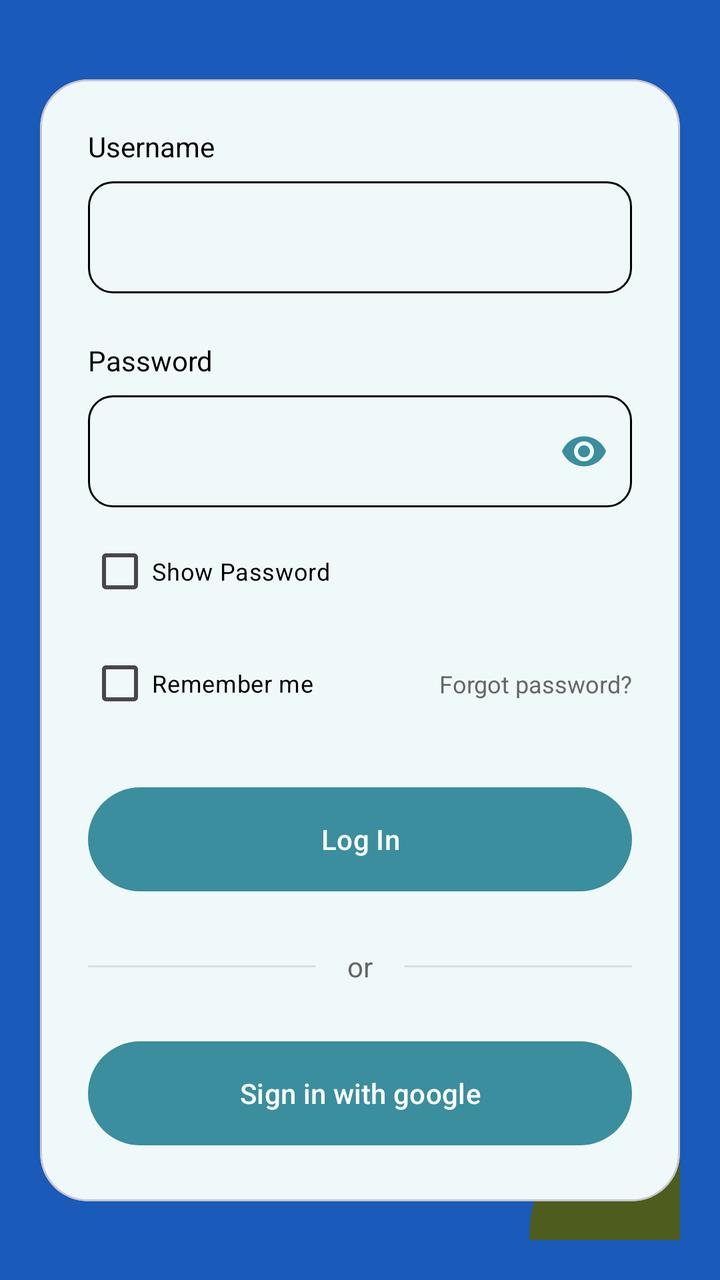
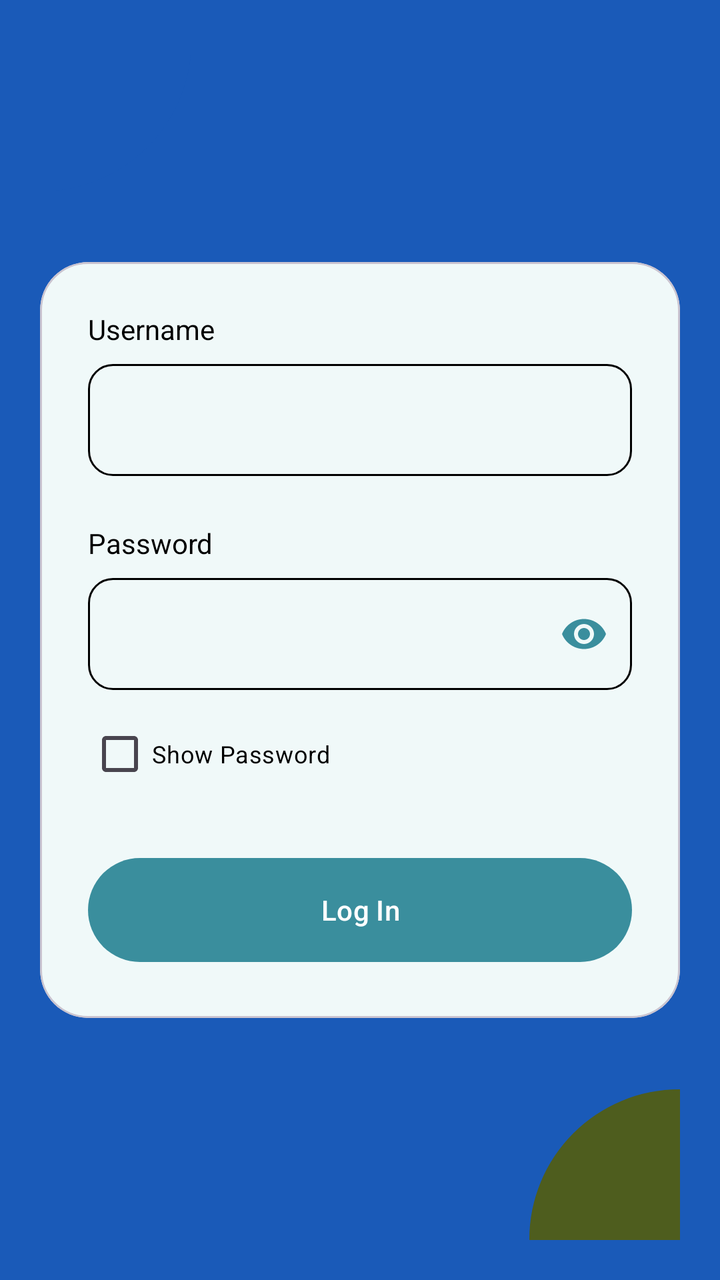

Before-and-after screenshots of an Android layout around one commit, followed by the original layout XML and the change that was made.
<!-- AndroidManifest.xml: application theme Theme.PharmaFind -->
<!-- res/layout/dialog_login.xml -->
<?xml version="1.0" encoding="utf-8"?>
<androidx.constraintlayout.widget.ConstraintLayout xmlns:android="http://schemas.android.com/apk/res/android"
    xmlns:app="http://schemas.android.com/apk/res-auto"
    android:layout_width="match_parent"
    android:layout_height="wrap_content"
    android:background="@color/primary_dark"
    android:padding="20dp">

    
    <View
        android:layout_width="150dp"
        android:layout_height="150dp"
        android:background="@drawable/circle_background"
        android:backgroundTint="#1A5AB8"
        android:layout_marginTop="-75dp"
        android:layout_marginStart="-75dp"
        app:layout_constraintTop_toTopOf="parent"
        app:layout_constraintStart_toStartOf="parent" />

    <View
        android:layout_width="150dp"
        android:layout_height="150dp"
        android:background="@drawable/circle_background"
        android:backgroundTint="#4E5D1E"
        android:layout_marginBottom="-75dp"
        android:layout_marginEnd="-75dp"
        app:layout_constraintBottom_toBottomOf="parent"
        app:layout_constraintEnd_toEndOf="parent" />

    <com.google.android.material.card.MaterialCardView
        android:layout_width="match_parent"
        android:layout_height="wrap_content"
        app:cardCornerRadius="24dp"
        app:cardElevation="0dp"
        app:cardBackgroundColor="#F0F9F9"
        app:layout_constraintTop_toTopOf="parent"
        app:layout_constraintBottom_toBottomOf="parent">

        <androidx.constraintlayout.widget.ConstraintLayout
            android:layout_width="match_parent"
            android:layout_height="wrap_content"
            android:padding="24dp">

            <TextView
                android:id="@+id/tvUsernameLabel"
                android:layout_width="wrap_content"
                android:layout_height="wrap_content"
                android:text="@string/username"
                android:textColor="@color/black"
                android:textSize="14sp"
                app:layout_constraintStart_toStartOf="parent"
                app:layout_constraintTop_toTopOf="parent" />

            <EditText
                android:id="@+id/etUsername"
                android:layout_width="match_parent"
                android:layout_height="56dp"
                android:layout_marginTop="8dp"
                android:background="@drawable/edittext_background"
                android:inputType="textPersonName"
                android:textColor="@color/black"
                android:paddingHorizontal="16dp"
                app:layout_constraintTop_toBottomOf="@id/tvUsernameLabel" />

            <TextView
                android:id="@+id/tvPasswordLabel"
                android:layout_width="wrap_content"
                android:layout_height="wrap_content"
                android:layout_marginTop="24dp"
                android:text="@string/password"
                android:textColor="@color/black"
                android:textSize="14sp"
                app:layout_constraintStart_toStartOf="parent"
                app:layout_constraintTop_toBottomOf="@id/etUsername" />

            <com.google.android.material.textfield.TextInputLayout
                android:id="@+id/tilPassword"
                android:layout_width="match_parent"
                android:layout_height="wrap_content"
                android:layout_marginTop="8dp"
                app:endIconMode="password_toggle"
                app:endIconTint="@color/primary_teal"
                app:hintEnabled="false"
                app:layout_constraintTop_toBottomOf="@id/tvPasswordLabel">

                <com.google.android.material.textfield.TextInputEditText
                    android:id="@+id/etPassword"
                    android:layout_width="match_parent"
                    android:layout_height="56dp"
                    android:background="@drawable/edittext_background"
                    android:inputType="textPassword"
                    android:paddingHorizontal="16dp"
                    android:textColor="@color/black" />
            </com.google.android.material.textfield.TextInputLayout>

            <CheckBox
                android:id="@+id/cbShowPassword"
                android:layout_width="wrap_content"
                android:layout_height="wrap_content"
                android:layout_marginTop="8dp"
                android:text="Show Password"
                android:textColor="@color/black"
                android:textSize="12sp"
                app:layout_constraintStart_toStartOf="parent"
                app:layout_constraintTop_toBottomOf="@id/tilPassword" />

            <CheckBox
                android:id="@+id/cbRememberMe"
                android:layout_width="wrap_content"
                android:layout_height="wrap_content"
                android:layout_marginTop="8dp"
                android:text="@string/remember_me"
                android:textColor="@color/black"
                android:textSize="12sp"
                app:layout_constraintStart_toStartOf="parent"
                app:layout_constraintTop_toBottomOf="@id/cbShowPassword" />

            <TextView
                android:id="@+id/tvForgotPassword"
                android:layout_width="wrap_content"
                android:layout_height="wrap_content"
                android:text="@string/forgot_password"
                android:textColor="@color/text_gray"
                android:textSize="12sp"
                app:layout_constraintBottom_toBottomOf="@id/cbRememberMe"
                app:layout_constraintEnd_toEndOf="parent"
                app:layout_constraintTop_toTopOf="@id/cbRememberMe" />

            <com.google.android.material.button.MaterialButton
                android:id="@+id/btnLoginSubmit"
                android:layout_width="match_parent"
                android:layout_height="60dp"
                android:layout_marginTop="24dp"
                android:text="@string/log_in"
                android:textAllCaps="false"
                app:cornerRadius="30dp"
                app:backgroundTint="@color/primary_teal"
                app:layout_constraintTop_toBottomOf="@id/cbRememberMe" />

            <View
                android:id="@+id/vDividerLeft"
                android:layout_width="0dp"
                android:layout_height="1dp"
                android:background="@color/divider_color"
                android:layout_marginEnd="16dp"
                app:layout_constraintBottom_toBottomOf="@id/tvOr"
                app:layout_constraintEnd_toStartOf="@id/tvOr"
                app:layout_constraintStart_toStartOf="parent"
                app:layout_constraintTop_toTopOf="@id/tvOr" />

            <TextView
                android:id="@+id/tvOr"
                android:layout_width="wrap_content"
                android:layout_height="wrap_content"
                android:layout_marginTop="24dp"
                android:text="@string/or"
                android:textColor="@color/text_gray"
                app:layout_constraintEnd_toEndOf="parent"
                app:layout_constraintStart_toStartOf="parent"
                app:layout_constraintTop_toBottomOf="@id/btnLoginSubmit" />

            <View
                android:id="@+id/vDividerRight"
                android:layout_width="0dp"
                android:layout_height="1dp"
                android:background="@color/divider_color"
                android:layout_marginStart="16dp"
                app:layout_constraintBottom_toBottomOf="@id/tvOr"
                app:layout_constraintEnd_toEndOf="parent"
                app:layout_constraintStart_toEndOf="@id/tvOr"
                app:layout_constraintTop_toTopOf="@id/tvOr" />

            <com.google.android.material.button.MaterialButton
                android:id="@+id/btnGoogleSignIn"
                android:layout_width="match_parent"
                android:layout_height="60dp"
                android:layout_marginTop="24dp"
                android:text="@string/sign_in_with_google"
                android:textAllCaps="false"
                app:cornerRadius="30dp"
                app:backgroundTint="@color/primary_teal"
                app:layout_constraintTop_toBottomOf="@id/tvOr" />

        </androidx.constraintlayout.widget.ConstraintLayout>
    </com.google.android.material.card.MaterialCardView>

</androidx.constraintlayout.widget.ConstraintLayout>
<!-- resources referenced by this layout -->
<resources>
  <color name="black">#FF000000</color>
  <color name="divider_color">#DDDDDD</color>
  <color name="primary_dark">#1A5AB8</color>
  <color name="primary_teal">#3A8E9D</color>
  <color name="text_gray">#666666</color>
  <!-- drawable circle_background (drawable) -->
  <?xml version="1.0" encoding="utf-8"?>
  <shape xmlns:android="http://schemas.android.com/apk/res/android"
      android:shape="oval">
      <solid android:color="#A0D8D8" />
  </shape>
  <!-- drawable edittext_background (drawable) -->
  <?xml version="1.0" encoding="utf-8"?>
  <shape xmlns:android="http://schemas.android.com/apk/res/android">
      <corners android:radius="12dp" />
      <stroke android:width="1dp" android:color="#000000" />
      <solid android:color="@android:color/transparent" />
  </shape>
  <string name="forgot_password">Forgot password?</string>
  <string name="log_in">Log In</string>
  <string name="or">or</string>
  <string name="password">Password</string>
  <string name="remember_me">Remember me</string>
  <string name="sign_in_with_google">Sign in with google</string>
  <string name="username">Username</string>
  <style name="Theme.PharmaFind" parent="Base.Theme.PharmaFind" />
  <style name="Base.Theme.PharmaFind" parent="Theme.Material3.DayNight.NoActionBar">
          
          
      </style>
</resources>

<!-- the commit's change to res/layout/dialog_login.xml (unified diff, before → after) -->
@@ -104,28 +104,6 @@
                 app:layout_constraintStart_toStartOf="parent"
                 app:layout_constraintTop_toBottomOf="@id/tilPassword" />
 
-            <CheckBox
-                android:id="@+id/cbRememberMe"
-                android:layout_width="wrap_content"
-                android:layout_height="wrap_content"
-                android:layout_marginTop="8dp"
-                android:text="@string/remember_me"
-                android:textColor="@color/black"
-                android:textSize="12sp"
-                app:layout_constraintStart_toStartOf="parent"
-                app:layout_constraintTop_toBottomOf="@id/cbShowPassword" />
-
-            <TextView
-                android:id="@+id/tvForgotPassword"
-                android:layout_width="wrap_content"
-                android:layout_height="wrap_content"
-                android:text="@string/forgot_password"
-                android:textColor="@color/text_gray"
-                android:textSize="12sp"
-                app:layout_constraintBottom_toBottomOf="@id/cbRememberMe"
-                app:layout_constraintEnd_toEndOf="parent"
-                app:layout_constraintTop_toTopOf="@id/cbRememberMe" />
-
             <com.google.android.material.button.MaterialButton
                 android:id="@+id/btnLoginSubmit"
                 android:layout_width="match_parent"
@@ -135,51 +113,7 @@
                 android:textAllCaps="false"
                 app:cornerRadius="30dp"
                 app:backgroundTint="@color/primary_teal"
-                app:layout_constraintTop_toBottomOf="@id/cbRememberMe" />
-
-            <View
-                android:id="@+id/vDividerLeft"
-                android:layout_width="0dp"
-                android:layout_height="1dp"
-                android:background="@color/divider_color"
-                android:layout_marginEnd="16dp"
-                app:layout_constraintBottom_toBottomOf="@id/tvOr"
-                app:layout_constraintEnd_toStartOf="@id/tvOr"
-                app:layout_constraintStart_toStartOf="parent"
-                app:layout_constraintTop_toTopOf="@id/tvOr" />
-
-            <TextView
-                android:id="@+id/tvOr"
-                android:layout_width="wrap_content"
-                android:layout_height="wrap_content"
-                android:layout_marginTop="24dp"
-                android:text="@string/or"
-                android:textColor="@color/text_gray"
-                app:layout_constraintEnd_toEndOf="parent"
-                app:layout_constraintStart_toStartOf="parent"
-                app:layout_constraintTop_toBottomOf="@id/btnLoginSubmit" />
-
-            <View
-                android:id="@+id/vDividerRight"
-                android:layout_width="0dp"
-                android:layout_height="1dp"
-                android:background="@color/divider_color"
-                android:layout_marginStart="16dp"
-                app:layout_constraintBottom_toBottomOf="@id/tvOr"
-                app:layout_constraintEnd_toEndOf="parent"
-                app:layout_constraintStart_toEndOf="@id/tvOr"
-                app:layout_constraintTop_toTopOf="@id/tvOr" />
-
-            <com.google.android.material.button.MaterialButton
-                android:id="@+id/btnGoogleSignIn"
-                android:layout_width="match_parent"
-                android:layout_height="60dp"
-                android:layout_marginTop="24dp"
-                android:text="@string/sign_in_with_google"
-                android:textAllCaps="false"
-                app:cornerRadius="30dp"
-                app:backgroundTint="@color/primary_teal"
-                app:layout_constraintTop_toBottomOf="@id/tvOr" />
+                app:layout_constraintTop_toBottomOf="@id/cbShowPassword" />
 
         </androidx.constraintlayout.widget.ConstraintLayout>
     </com.google.android.material.card.MaterialCardView>
<!-- resource entries referenced after the edit -->
@@ -1,10 +1,8 @@
 <!-- resources referenced by this layout -->
 <resources>
   <color name="black">#FF000000</color>
-  <color name="divider_color">#DDDDDD</color>
   <color name="primary_dark">#1A5AB8</color>
   <color name="primary_teal">#3A8E9D</color>
-  <color name="text_gray">#666666</color>
   <!-- drawable circle_background (drawable) -->
   <?xml version="1.0" encoding="utf-8"?>
   <shape xmlns:android="http://schemas.android.com/apk/res/android"
@@ -18,12 +16,8 @@
       <stroke android:width="1dp" android:color="#000000" />
       <solid android:color="@android:color/transparent" />
   </shape>
-  <string name="forgot_password">Forgot password?</string>
   <string name="log_in">Log In</string>
-  <string name="or">or</string>
   <string name="password">Password</string>
-  <string name="remember_me">Remember me</string>
-  <string name="sign_in_with_google">Sign in with google</string>
   <string name="username">Username</string>
   <style name="Theme.PharmaFind" parent="Base.Theme.PharmaFind" />
   <style name="Base.Theme.PharmaFind" parent="Theme.Material3.DayNight.NoActionBar">
